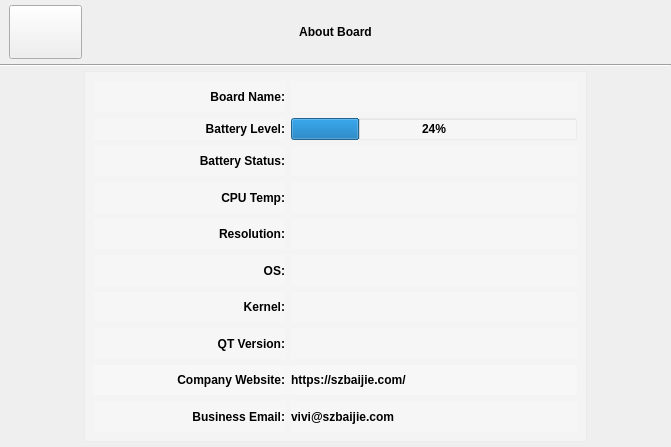
The window that about_board.ui (jizizihe/baijie_demo) describes before a commit, drawn with Qt 5.
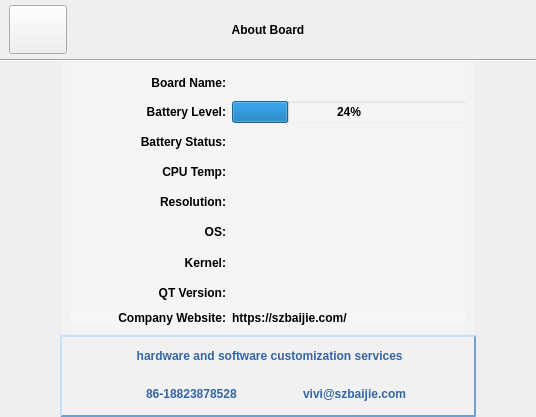
The same window after the commit. Icons and pictures are not drawn.

The edit to the form file:
```diff
--- a/about_board.ui
+++ b/about_board.ui
@@ -6,8 +6,8 @@
    <rect>
     <x>0</x>
     <y>0</y>
-    <width>671</width>
-    <height>447</height>
+    <width>536</width>
+    <height>417</height>
    </rect>
   </property>
   <property name="sizePolicy">
@@ -74,7 +74,7 @@
 	border:1px solid gray;
 }</string>
   </property>
-  <layout class="QGridLayout" name="gridLayout" rowstretch="1,0,6">
+  <layout class="QGridLayout" name="gridLayout_2" rowstretch="1,0,6">
    <property name="leftMargin">
     <number>0</number>
    </property>
@@ -90,34 +90,6 @@
    <property name="spacing">
     <number>0</number>
    </property>
-   <item row="1" column="0">
-    <widget class="Line" name="line">
-     <property name="sizePolicy">
-      <sizepolicy hsizetype="Minimum" vsizetype="Minimum">
-       <horstretch>0</horstretch>
-       <verstretch>0</verstretch>
-      </sizepolicy>
-     </property>
-     <property name="minimumSize">
-      <size>
-       <width>0</width>
-       <height>2</height>
-      </size>
-     </property>
-     <property name="maximumSize">
-      <size>
-       <width>16777215</width>
-       <height>2</height>
-      </size>
-     </property>
-     <property name="styleSheet">
-      <string notr="true"/>
-     </property>
-     <property name="orientation">
-      <enum>Qt::Horizontal</enum>
-     </property>
-    </widget>
-   </item>
    <item row="0" column="0">
     <layout class="QHBoxLayout" name="horizontalLayout_10" stretch="1,2,3,2,1">
      <property name="spacing">
@@ -219,17 +191,39 @@
      </item>
     </layout>
    </item>
+   <item row="1" column="0">
+    <widget class="Line" name="line">
+     <property name="sizePolicy">
+      <sizepolicy hsizetype="Minimum" vsizetype="Minimum">
+       <horstretch>0</horstretch>
+       <verstretch>0</verstretch>
+      </sizepolicy>
+     </property>
+     <property name="minimumSize">
+      <size>
+       <width>0</width>
+       <height>2</height>
+      </size>
+     </property>
+     <property name="maximumSize">
+      <size>
+       <width>16777215</width>
+       <height>2</height>
+      </size>
+     </property>
+     <property name="styleSheet">
+      <string notr="true"/>
+     </property>
+     <property name="orientation">
+      <enum>Qt::Horizontal</enum>
+     </property>
+    </widget>
+   </item>
    <item row="2" column="0">
-    <layout class="QHBoxLayout" name="horizontalLayout_11" stretch="1,6,1">
+    <layout class="QHBoxLayout" name="horizontalLayout_14" stretch="1,7,1">
      <property name="spacing">
       <number>0</number>
      </property>
-     <property name="topMargin">
-      <number>5</number>
-     </property>
-     <property name="bottomMargin">
-      <number>5</number>
-     </property>
      <item>
       <spacer name="horizontalSpacer">
        <property name="orientation">
@@ -244,9 +238,15 @@
       </spacer>
      </item>
      <item>
+      <layout class="QVBoxLayout" name="verticalLayout_3" stretch="10,3">
+       <property name="spacing">
+        <number>0</number>
+       </property>
+       <item>
       <widget class="QScrollArea" name="scrollArea">
        <property name="styleSheet">
-        <string notr="true">  background-color:rgba(255, 255, 255, 40);</string>
+          <string notr="true"> background-color:rgba(255, 255, 255, 30);
+</string>
        </property>
        <property name="widgetResizable">
         <bool>true</bool>
@@ -256,11 +256,35 @@
          <rect>
           <x>0</x>
           <y>0</y>
-          <width>499</width>
-          <height>369</height>
-         </rect>
-        </property>
-        <layout class="QVBoxLayout" name="verticalLayout" stretch="1,1,1,1,1,1,1,1,1,1">
+            <width>412</width>
+            <height>269</height>
+           </rect>
+          </property>
+          <layout class="QGridLayout" name="gridLayout">
+           <property name="topMargin">
+            <number>0</number>
+           </property>
+           <property name="bottomMargin">
+            <number>0</number>
+           </property>
+           <item row="0" column="0">
+            <widget class="QWidget" name="widget_7" native="true">
+             <property name="minimumSize">
+              <size>
+               <width>0</width>
+               <height>0</height>
+              </size>
+             </property>
+             <property name="styleSheet">
+              <string notr="true"/>
+             </property>
+             <layout class="QVBoxLayout" name="verticalLayout" stretch="1,1,1,1,1,1,1,1,0">
+              <property name="leftMargin">
+               <number>0</number>
+              </property>
+              <property name="rightMargin">
+               <number>0</number>
+              </property>
          <item>
           <layout class="QHBoxLayout" name="horizontalLayout" stretch="2,3">
            <item>
@@ -509,7 +533,7 @@
            <item>
             <widget class="QLabel" name="lbl_QTVersion">
              <property name="sizePolicy">
-              <sizepolicy hsizetype="Minimum" vsizetype="Minimum">
+                   <sizepolicy hsizetype="Preferred" vsizetype="Preferred">
                <horstretch>0</horstretch>
                <verstretch>0</verstretch>
               </sizepolicy>
@@ -544,14 +568,17 @@
           </layout>
          </item>
          <item>
-          <widget class="QWidget" name="widget" native="true">
-           <property name="sizePolicy">
-            <sizepolicy hsizetype="Minimum" vsizetype="Minimum">
-             <horstretch>0</horstretch>
-             <verstretch>0</verstretch>
-            </sizepolicy>
-           </property>
-           <layout class="QHBoxLayout" name="horizontalLayout_12" stretch="2,3">
+               <widget class="QWidget" name="widget_3" native="true">
+                <property name="minimumSize">
+                 <size>
+                  <width>0</width>
+                  <height>0</height>
+                 </size>
+                </property>
+                <layout class="QHBoxLayout" name="horizontalLayout_11" stretch="2,3">
+                 <property name="spacing">
+                  <number>6</number>
+                 </property>
             <property name="leftMargin">
              <number>0</number>
             </property>
@@ -566,6 +593,9 @@
             </property>
             <item>
              <widget class="QLabel" name="lbl_companyWebsite">
+                   <property name="styleSheet">
+                    <string notr="true"/>
+                   </property>
               <property name="text">
                <string>Company Website:</string>
               </property>
@@ -576,6 +606,9 @@
             </item>
             <item>
              <widget class="QLabel" name="lbl_companyWebsiteValue">
+                   <property name="styleSheet">
+                    <string notr="true"/>
+                   </property>
               <property name="text">
                <string>https://szbaijie.com/</string>
               </property>
@@ -584,8 +617,217 @@
            </layout>
           </widget>
          </item>
+             </layout>
+            </widget>
+           </item>
+          </layout>
+         </widget>
+        </widget>
+       </item>
          <item>
-          <layout class="QHBoxLayout" name="horizontalLayout_9" stretch="2,3">
+        <widget class="QWidget" name="widget_6" native="true">
+         <property name="sizePolicy">
+          <sizepolicy hsizetype="Preferred" vsizetype="Minimum">
+           <horstretch>0</horstretch>
+           <verstretch>0</verstretch>
+          </sizepolicy>
+         </property>
+         <property name="minimumSize">
+          <size>
+           <width>0</width>
+           <height>0</height>
+          </size>
+         </property>
+         <property name="autoFillBackground">
+          <bool>false</bool>
+         </property>
+         <property name="styleSheet">
+          <string notr="true"> border-style: outset; 
+ border-width:  2px;  
+ border-color: rgb(114, 159, 207);
+ outline: none;
+ background-color:rgba(255, 255, 255, 30);</string>
+         </property>
+         <layout class="QVBoxLayout" name="verticalLayout_2" stretch="4,5">
+          <property name="spacing">
+           <number>0</number>
+          </property>
+          <property name="leftMargin">
+           <number>0</number>
+          </property>
+          <property name="topMargin">
+           <number>0</number>
+          </property>
+          <property name="rightMargin">
+           <number>0</number>
+          </property>
+          <property name="bottomMargin">
+           <number>0</number>
+          </property>
+          <item>
+           <widget class="QWidget" name="widget_8" native="true">
+            <property name="minimumSize">
+             <size>
+              <width>0</width>
+              <height>0</height>
+             </size>
+            </property>
+            <property name="styleSheet">
+             <string notr="true">background-color:transparent;
+border-color:transparent;</string>
+            </property>
+            <layout class="QHBoxLayout" name="horizontalLayout_15" stretch="1,2,1">
+             <property name="spacing">
+              <number>0</number>
+             </property>
+             <property name="leftMargin">
+              <number>0</number>
+             </property>
+             <property name="topMargin">
+              <number>5</number>
+             </property>
+             <property name="rightMargin">
+              <number>0</number>
+             </property>
+             <property name="bottomMargin">
+              <number>0</number>
+             </property>
+             <item>
+              <spacer name="horizontalSpacer_6">
+               <property name="orientation">
+                <enum>Qt::Horizontal</enum>
+               </property>
+               <property name="sizeHint" stdset="0">
+                <size>
+                 <width>106</width>
+                 <height>20</height>
+                </size>
+               </property>
+              </spacer>
+             </item>
+             <item>
+              <widget class="QLabel" name="lbl_customization">
+               <property name="styleSheet">
+                <string notr="true">color: rgb(52, 101, 164);</string>
+               </property>
+               <property name="text">
+                <string> hardware and software customization services</string>
+               </property>
+               <property name="alignment">
+                <set>Qt::AlignCenter</set>
+               </property>
+              </widget>
+             </item>
+             <item>
+              <spacer name="horizontalSpacer_7">
+               <property name="orientation">
+                <enum>Qt::Horizontal</enum>
+               </property>
+               <property name="sizeHint" stdset="0">
+                <size>
+                 <width>105</width>
+                 <height>20</height>
+                </size>
+               </property>
+              </spacer>
+             </item>
+            </layout>
+           </widget>
+          </item>
+          <item>
+           <layout class="QHBoxLayout" name="horizontalLayout_12" stretch="1,1">
+            <item>
+             <widget class="QWidget" name="widget" native="true">
+              <property name="sizePolicy">
+               <sizepolicy hsizetype="Minimum" vsizetype="Minimum">
+                <horstretch>0</horstretch>
+                <verstretch>0</verstretch>
+               </sizepolicy>
+              </property>
+              <property name="styleSheet">
+               <string notr="true">background-color:transparent;
+border-color:transparent;</string>
+              </property>
+              <layout class="QHBoxLayout" name="horizontalLayout_9" stretch="2,1,5">
+               <property name="spacing">
+                <number>4</number>
+               </property>
+               <property name="leftMargin">
+                <number>0</number>
+               </property>
+               <property name="topMargin">
+                <number>5</number>
+               </property>
+               <property name="rightMargin">
+                <number>0</number>
+               </property>
+               <property name="bottomMargin">
+                <number>5</number>
+               </property>
+               <item>
+                <spacer name="horizontalSpacer_8">
+                 <property name="orientation">
+                  <enum>Qt::Horizontal</enum>
+                 </property>
+                 <property name="sizeHint" stdset="0">
+                  <size>
+                   <width>42</width>
+                   <height>20</height>
+                  </size>
+                 </property>
+                </spacer>
+               </item>
+               <item>
+                <widget class="QLabel" name="lbl_tel">
+                 <property name="styleSheet">
+                  <string notr="true">border-image: url(:/button_image/tel.svg);</string>
+                 </property>
+                 <property name="alignment">
+                  <set>Qt::AlignRight|Qt::AlignTrailing|Qt::AlignVCenter</set>
+                 </property>
+                </widget>
+               </item>
+               <item>
+                <widget class="QLabel" name="lbl_telValue">
+                 <property name="styleSheet">
+                  <string notr="true">color: rgb(52, 101, 164);</string>
+                 </property>
+                 <property name="text">
+                  <string>86-18823878528</string>
+                 </property>
+                </widget>
+               </item>
+              </layout>
+             </widget>
+            </item>
+            <item>
+             <widget class="QWidget" name="widget_2" native="true">
+              <property name="sizePolicy">
+               <sizepolicy hsizetype="Minimum" vsizetype="Minimum">
+                <horstretch>0</horstretch>
+                <verstretch>0</verstretch>
+               </sizepolicy>
+              </property>
+              <property name="styleSheet">
+               <string notr="true">background-color:transparent;
+border-color:transparent;</string>
+              </property>
+              <layout class="QHBoxLayout" name="horizontalLayout_13" stretch="1,5,2">
+               <property name="spacing">
+                <number>4</number>
+               </property>
+               <property name="leftMargin">
+                <number>0</number>
+               </property>
+               <property name="topMargin">
+                <number>4</number>
+               </property>
+               <property name="rightMargin">
+                <number>0</number>
+               </property>
+               <property name="bottomMargin">
+                <number>5</number>
+               </property>
            <item>
             <widget class="QLabel" name="lbl_BusinessEmail">
              <property name="minimumSize">
@@ -600,8 +842,8 @@
                <height>16777215</height>
               </size>
              </property>
-             <property name="text">
-              <string>Business Email:</string>
+                 <property name="styleSheet">
+                  <string notr="true">border-image: url(:/button_image/email.svg);</string>
              </property>
              <property name="alignment">
               <set>Qt::AlignRight|Qt::AlignTrailing|Qt::AlignVCenter</set>
@@ -610,16 +852,36 @@
            </item>
            <item>
             <widget class="QLabel" name="lbl_BusinessEmailValue">
+                 <property name="styleSheet">
+                  <string notr="true">color: rgb(52, 101, 164);</string>
+                 </property>
              <property name="text">
               <string>vivi@szbaijie.com</string>
              </property>
             </widget>
            </item>
-          </layout>
-         </item>
-        </layout>
-       </widget>
-      </widget>
+               <item>
+                <spacer name="horizontalSpacer_9">
+                 <property name="orientation">
+                  <enum>Qt::Horizontal</enum>
+                 </property>
+                 <property name="sizeHint" stdset="0">
+                  <size>
+                   <width>40</width>
+                   <height>20</height>
+                  </size>
+                 </property>
+                </spacer>
+               </item>
+              </layout>
+             </widget>
+            </item>
+           </layout>
+          </item>
+         </layout>
+        </widget>
+       </item>
+      </layout>
      </item>
      <item>
       <spacer name="horizontalSpacer_2">
```
Left out of the diff: 6 changed lines with no effect on the pictures. Lines whose indentation alone changed are shown as unchanged.
